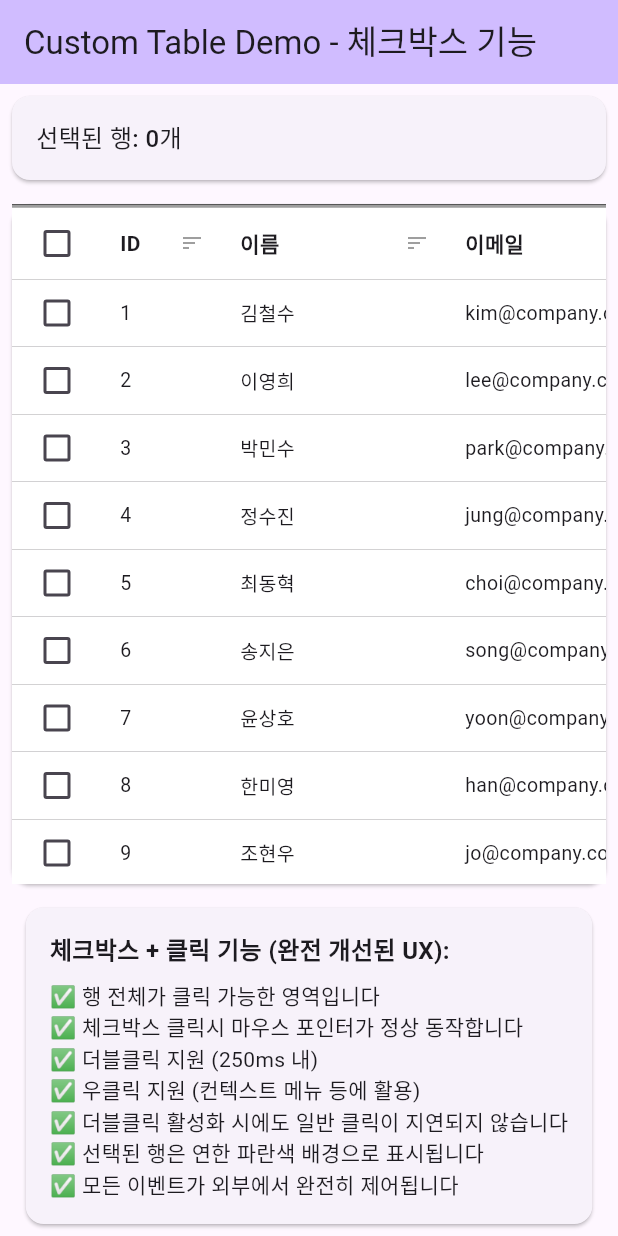
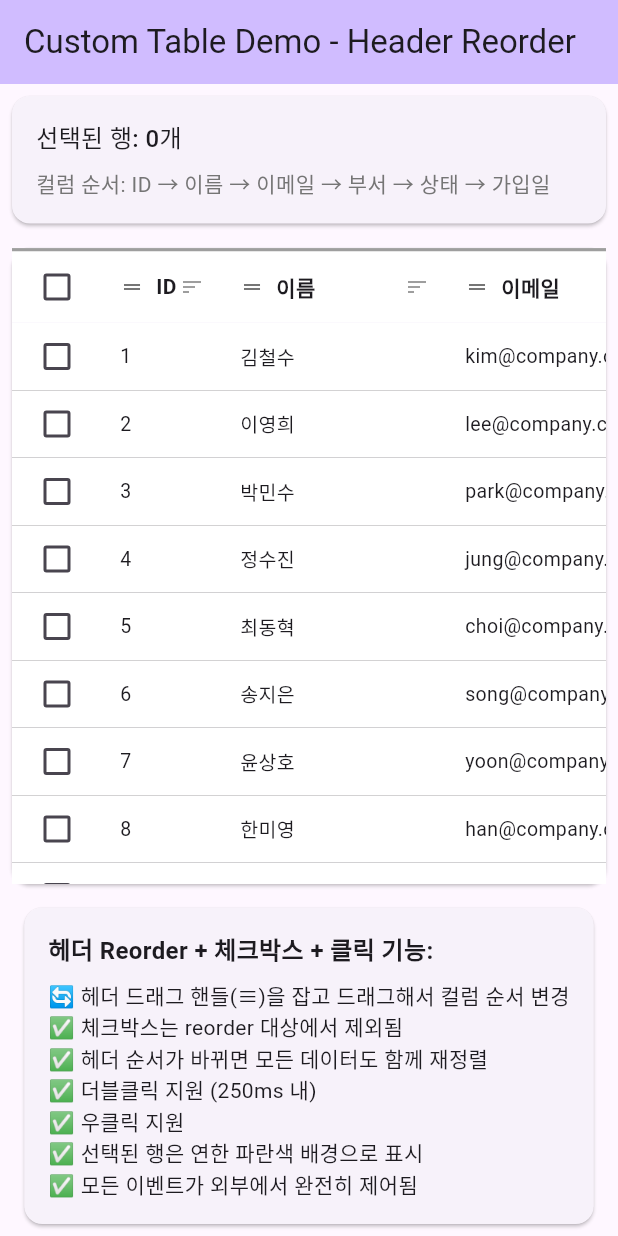
Before and after one commit to kihyun1998/flutter_basic_table, a Flutter app: the screen it shows after launch, on a phone screen of 412 x 824 dp. Run offline on Flutter 3.47's test engine with Material 3 defaults, Android fonts, the phone set to English and light mode, and no system bars.

Commit message:
update : reorder 기능 구현

```diff
--- a/example/lib/main.dart
+++ b/example/lib/main.dart
@@ -33,7 +33,7 @@ class _HomeScreenState extends State<HomeScreen> {
   Set<int> selectedRows = {};
 
   // 외부에서 컬럼 정의 - minWidth도 모두 직접 설정
-  List<BasicTableColumn> get tableColumns => [
+  List<BasicTableColumn> tableColumns = [
     const BasicTableColumn(name: 'ID', minWidth: 80.0),
     const BasicTableColumn(name: '이름', minWidth: 150.0),
     const BasicTableColumn(name: '이메일', minWidth: 250.0),
@@ -43,7 +43,7 @@ class _HomeScreenState extends State<HomeScreen> {
   ];
 
   // 외부에서 테이블 데이터 정의
-  List<List<String>> get tableData => [
+  List<List<String>> tableData = [
     ['1', '김철수', 'kim@company.com', '개발팀', '활성', '2023-01-15'],
     ['2', '이영희', 'lee@company.com', '디자인팀', '활성', '2023-02-20'],
     ['3', '박민수', 'park@company.com', '마케팅팀', '비활성', '2023-03-10'],
@@ -71,11 +71,14 @@ class _HomeScreenState extends State<HomeScreen> {
     ['25', '황수정', 'hwang@company.com', 'HR팀', '대기', '2024-12-15'],
   ];
 
-  // 외부에서 테이블 설정 정의 - 체크박스 기능 활성화
+  // 외부에서 테이블 설정 정의 - 체크박스 + 헤더 reorder 기능 활성화!
   BasicTableConfig get tableConfig => const BasicTableConfig(
         // 체크박스 기능 활성화!
         showCheckboxColumn: true,
         checkboxColumnWidth: 60.0,
+
+        // 헤더 reorder 기능 활성화! 🆕
+        enableHeaderReorder: true,
 
         // 스크롤바 설정 커스터마이징
         scrollbarHoverOnly: true,
@@ -101,7 +104,6 @@ class _HomeScreenState extends State<HomeScreen> {
       }
     });
 
-    // 선택 상태 변경 로그
     debugPrint(
         'Row $index ${selected ? 'selected' : 'deselected'}. Total selected: ${selectedRows.length}');
   }
@@ -110,16 +112,13 @@ class _HomeScreenState extends State<HomeScreen> {
   void onSelectAllChanged(bool selectAll) {
     setState(() {
       if (selectAll) {
-        // 전체 선택: 모든 행의 인덱스를 추가
         selectedRows =
             Set.from(List.generate(tableData.length, (index) => index));
       } else {
-        // 전체 해제: 모든 선택 제거
         selectedRows.clear();
       }
     });
 
-    // 전체 선택 상태 변경 로그
     debugPrint(
         '${selectAll ? 'Select all' : 'Deselect all'}. Total selected: ${selectedRows.length}');
   }
@@ -165,21 +164,52 @@ class _HomeScreenState extends State<HomeScreen> {
     );
   }
 
+  // 🆕 헤더 컬럼 순서 변경 콜백
+  void onColumnReorder(int oldIndex, int newIndex) {
+    setState(() {
+      // newIndex 보정
+      if (newIndex > oldIndex) {
+        newIndex -= 1;
+      }
+
+      // 컬럼 순서 변경
+      final BasicTableColumn movedColumn = tableColumns.removeAt(oldIndex);
+      tableColumns.insert(newIndex, movedColumn);
+
+      // 모든 행의 데이터도 같은 순서로 재정렬
+      for (final row in tableData) {
+        if (oldIndex < row.length && newIndex < row.length) {
+          final String movedCell = row.removeAt(oldIndex);
+          row.insert(newIndex, movedCell);
+        }
+      }
+    });
+
+    debugPrint('Column order changed: $oldIndex -> $newIndex');
+
+    // 현재 컬럼 순서 출력
+    final columnNames = tableColumns.map((col) => col.name).join(', ');
+    debugPrint('New column order: $columnNames');
+  }
+
   @override
   Widget build(BuildContext context) {
     return Scaffold(
       appBar: AppBar(
-        title: const Text('Custom Table Demo - 체크박스 기능'),
+        title: const Text('Custom Table Demo - Header Reorder'),
         backgroundColor: Theme.of(context).colorScheme.inversePrimary,
       ),
       body: Column(
         children: [
-          // 선택 상태 표시 카드
+          // 선택 상태 + 컬럼 순서 표시 카드
           Card(
             margin: const EdgeInsets.all(8.0),
             child: Padding(
               padding: const EdgeInsets.all(16.0),
-              child: Row(
+              child: Column(
+                crossAxisAlignment: CrossAxisAlignment.start,
+                children: [
+                  Row(
                     mainAxisAlignment: MainAxisAlignment.spaceBetween,
                     children: [
                       Text(
@@ -190,7 +220,6 @@ class _HomeScreenState extends State<HomeScreen> {
                       if (selectedRows.isNotEmpty)
                         ElevatedButton(
                           onPressed: () {
-                        // 선택된 행들에 대한 작업 예시
                             showDialog(
                               context: context,
                               builder: (context) => AlertDialog(
@@ -210,6 +239,16 @@ class _HomeScreenState extends State<HomeScreen> {
                         ),
                     ],
                   ),
+                  const SizedBox(height: 8),
+                  Text(
+                    '컬럼 순서: ${tableColumns.map((col) => col.name).join(' → ')}',
+                    style: TextStyle(
+                      fontSize: 14,
+                      color: Colors.grey[600],
+                    ),
+                  ),
+                ],
+              ),
             ),
           ),
 
@@ -220,16 +259,15 @@ class _HomeScreenState extends State<HomeScreen> {
               child: BasicTable(
                 columns: tableColumns, // 외부에서 정의된 컬럼
                 data: tableData, // 외부에서 정의된 데이터
-                config: tableConfig, // 외부에서 정의된 설정 (체크박스 포함)
+                config: tableConfig, // 외부에서 정의된 설정 (체크박스 + reorder 포함)
                 selectedRows: selectedRows, // 외부에서 관리되는 선택 상태
-                onRowSelectionChanged:
-                    onRowSelectionChanged, // 외부에서 정의된 개별 선택 콜백
-                onSelectAllChanged: onSelectAllChanged, // 외부에서 정의된 전체 선택 콜백
-                onRowTap: onRowTap, // 외부에서 정의된 행 클릭 콜백
-                onRowDoubleTap: onRowDoubleTap, // 외부에서 정의된 행 더블클릭 콜백
-                onRowSecondaryTap: onRowSecondaryTap, // 외부에서 정의된 행 우클릭 콜백
-                doubleClickTime:
-                    const Duration(milliseconds: 250), // 커스텀 더블클릭 시간
+                onRowSelectionChanged: onRowSelectionChanged,
+                onSelectAllChanged: onSelectAllChanged,
+                onRowTap: onRowTap,
+                onRowDoubleTap: onRowDoubleTap,
+                onRowSecondaryTap: onRowSecondaryTap,
+                doubleClickTime: const Duration(milliseconds: 250),
+                onColumnReorder: onColumnReorder, // 🆕 헤더 reorder 콜백
               ),
             ),
           ),
@@ -243,17 +281,17 @@ class _HomeScreenState extends State<HomeScreen> {
                 crossAxisAlignment: CrossAxisAlignment.start,
                 children: [
                   Text(
-                    '체크박스 + 클릭 기능 (완전 개선된 UX):',
+                    '헤더 Reorder + 체크박스 + 클릭 기능:',
                     style: TextStyle(fontWeight: FontWeight.bold, fontSize: 16),
                   ),
                   SizedBox(height: 8),
-                  Text('✅ 행 전체가 클릭 가능한 영역입니다'),
-                  Text('✅ 체크박스 클릭시 마우스 포인터가 정상 동작합니다'),
+                  Text('🔄 헤더 드래그 핸들(≡)을 잡고 드래그해서 컬럼 순서 변경'),
+                  Text('✅ 체크박스는 reorder 대상에서 제외됨'),
+                  Text('✅ 헤더 순서가 바뀌면 모든 데이터도 함께 재정렬'),
                   Text('✅ 더블클릭 지원 (250ms 내)'),
-                  Text('✅ 우클릭 지원 (컨텍스트 메뉴 등에 활용)'),
-                  Text('✅ 더블클릭 활성화 시에도 일반 클릭이 지연되지 않습니다'),
-                  Text('✅ 선택된 행은 연한 파란색 배경으로 표시됩니다'),
-                  Text('✅ 모든 이벤트가 외부에서 완전히 제어됩니다'),
+                  Text('✅ 우클릭 지원'),
+                  Text('✅ 선택된 행은 연한 파란색 배경으로 표시'),
+                  Text('✅ 모든 이벤트가 외부에서 완전히 제어됨'),
                 ],
               ),
             ),
--- a/lib/src/flutter_basic_table.dart
+++ b/lib/src/flutter_basic_table.dart
@@ -27,6 +27,9 @@ class BasicTable extends StatefulWidget {
   final void Function(int index)? onRowSecondaryTap;
   final Duration doubleClickTime;
 
+  // 헤더 reorder 콜백
+  final void Function(int oldIndex, int newIndex)? onColumnReorder;
+
   const BasicTable({
     super.key,
     required this.columns,
@@ -39,6 +42,7 @@ class BasicTable extends StatefulWidget {
     this.onRowDoubleTap,
     this.onRowSecondaryTap,
     this.doubleClickTime = const Duration(milliseconds: 300),
+    this.onColumnReorder,
   })  : assert(columns.length > 0, 'columns cannot be empty'),
         assert(data.length > 0, 'data cannot be empty');
 
@@ -48,6 +52,7 @@ class BasicTable extends StatefulWidget {
 
 class _BasicTableState extends State<BasicTable> {
   late List<BasicTableRow> _rows;
+  late List<BasicTableColumn> _reorderedColumns; // reorder된 컬럼 순서 관리
 
   // 호버 상태 관리
   bool _isHovered = false;
@@ -55,17 +60,45 @@ class _BasicTableState extends State<BasicTable> {
   @override
   void initState() {
     super.initState();
+    _reorderedColumns = List.from(widget.columns); // 초기 컬럼 순서
     _initializeTableData();
   }
 
   void _initializeTableData() {
-    // 행 데이터 초기화 - 외부에서 전달받은 데이터만 사용
+    // 행 데이터 초기화 - 외부에서 전달받은 데이터와 현재 컬럼 순서에 맞춰 재정렬
     _rows = widget.data.asMap().entries.map((entry) {
       return BasicTableRow(
         index: entry.key,
-        cells: entry.value,
+        cells: List.from(entry.value), // 원본 데이터 복사
       );
     }).toList();
+  }
+
+  /// 컬럼 순서가 바뀔 때 호출되는 함수
+  void _handleColumnReorder(int oldIndex, int newIndex) {
+    setState(() {
+      // newIndex 보정 (Flutter ReorderableListView 특성)
+      if (newIndex > oldIndex) {
+        newIndex -= 1;
+      }
+
+      // 컬럼 순서 변경
+      final BasicTableColumn movedColumn = _reorderedColumns.removeAt(oldIndex);
+      _reorderedColumns.insert(newIndex, movedColumn);
+
+      // 모든 행의 데이터도 같은 순서로 재정렬
+      for (final row in _rows) {
+        if (oldIndex < row.cells.length && newIndex < row.cells.length) {
+          final String movedCell = row.cells.removeAt(oldIndex);
+          row.cells.insert(newIndex, movedCell);
+        }
+      }
+    });
+
+    // 외부 콜백 호출
+    widget.onColumnReorder?.call(oldIndex, newIndex);
+
+    debugPrint('Column reordered: $oldIndex -> $newIndex');
   }
 
   /// 헤더 체크박스의 상태를 계산합니다
@@ -111,7 +144,7 @@ class _BasicTableState extends State<BasicTable> {
 
         // 테이블의 최소 너비 계산 (체크박스 컬럼 포함)
         final double minTableWidth = checkboxWidth +
-            widget.columns.fold(0.0, (sum, col) => sum + col.minWidth);
+            _reorderedColumns.fold(0.0, (sum, col) => sum + col.minWidth);
 
         // 실제 콘텐츠 너비: 최소 너비와 사용 가능한 너비 중 큰 값
         final double contentWidth = max(minTableWidth, availableWidth);
@@ -157,7 +190,7 @@ class _BasicTableState extends State<BasicTable> {
                           children: [
                             // 테이블 헤더
                             BasicTableHeader(
-                              columns: widget.columns,
+                              columns: _reorderedColumns, // reordered 컬럼 사용
                               totalWidth: contentWidth,
                               availableWidth: availableWidth,
                               config: widget.config,
@@ -165,13 +198,14 @@ class _BasicTableState extends State<BasicTable> {
                               headerCheckboxState: _getHeaderCheckboxState(),
                               onHeaderCheckboxChanged:
                                   _handleHeaderCheckboxChanged,
+                              onColumnReorder: _handleColumnReorder,
                             ),
 
                             // 테이블 데이터
                             Expanded(
                               child: BasicTableData(
                                 rows: _rows,
-                                columns: widget.columns,
+                                columns: _reorderedColumns, // reordered 컬럼 사용
                                 availableWidth: availableWidth,
                                 config: widget.config,
                                 verticalController: verticalScrollController,
@@ -316,6 +350,7 @@ class _BasicTableState extends State<BasicTable> {
     if (oldWidget.columns != widget.columns ||
         oldWidget.data != widget.data ||
         oldWidget.config != widget.config) {
+      _reorderedColumns = List.from(widget.columns); // 컬럼이 변경되면 순서 리셋
       _initializeTableData();
     }
   }
--- a/lib/src/models/flutter_basic_table_config.dart
+++ b/lib/src/models/flutter_basic_table_config.dart
@@ -5,6 +5,7 @@ class BasicTableConfig {
   final bool showHorizontalScrollbar;
   final bool showVerticalScrollbar;
   final bool enableHeaderSorting;
+  final bool enableHeaderReorder;
 
   // 스크롤바 관련 옵션들
   final bool scrollbarHoverOnly;
@@ -22,6 +23,7 @@ class BasicTableConfig {
     this.showHorizontalScrollbar = true,
     this.showVerticalScrollbar = true,
     this.enableHeaderSorting = false,
+    this.enableHeaderReorder = false, // 기본값 false
     this.scrollbarHoverOnly = true,
     this.scrollbarOpacity = 0.8,
     this.scrollbarAnimationDuration = const Duration(milliseconds: 200),
@@ -36,6 +38,7 @@ class BasicTableConfig {
     bool? showHorizontalScrollbar,
     bool? showVerticalScrollbar,
     bool? enableHeaderSorting,
+    bool? enableHeaderReorder,
     bool? scrollbarHoverOnly,
     double? scrollbarOpacity,
     Duration? scrollbarAnimationDuration,
@@ -51,6 +54,7 @@ class BasicTableConfig {
       showVerticalScrollbar:
           showVerticalScrollbar ?? this.showVerticalScrollbar,
       enableHeaderSorting: enableHeaderSorting ?? this.enableHeaderSorting,
+      enableHeaderReorder: enableHeaderReorder ?? this.enableHeaderReorder,
       scrollbarHoverOnly: scrollbarHoverOnly ?? this.scrollbarHoverOnly,
       scrollbarOpacity: scrollbarOpacity ?? this.scrollbarOpacity,
       scrollbarAnimationDuration:
--- a/lib/src/widgets/flutter_basic_table_header_widget.dart
+++ b/lib/src/widgets/flutter_basic_table_header_widget.dart
@@ -11,6 +11,7 @@ class BasicTableHeader extends StatelessWidget {
   final double checkboxWidth;
   final bool? headerCheckboxState;
   final VoidCallback? onHeaderCheckboxChanged;
+  final void Function(int oldIndex, int newIndex)? onColumnReorder;
 
   const BasicTableHeader({
     super.key,
@@ -21,6 +22,7 @@ class BasicTableHeader extends StatelessWidget {
     required this.checkboxWidth,
     this.headerCheckboxState,
     this.onHeaderCheckboxChanged,
+    this.onColumnReorder,
   });
 
   /// 각 컬럼의 실제 렌더링 너비를 계산합니다.
@@ -56,7 +58,7 @@ class BasicTableHeader extends StatelessWidget {
       ),
       child: Row(
         children: [
-          // 체크박스 컬럼
+          // 체크박스 컬럼 (reorder 대상에서 제외)
           if (config.showCheckboxColumn)
             _CheckboxHeaderCell(
               width: checkboxWidth,
@@ -65,8 +67,82 @@ class BasicTableHeader extends StatelessWidget {
               onChanged: onHeaderCheckboxChanged,
             ),
 
-          // 일반 컬럼들
-          ...List.generate(columns.length, (index) {
+          // Reorderable 헤더 컬럼들
+          Expanded(
+            child: config.enableHeaderReorder && onColumnReorder != null
+                ? _ReorderableHeaderRow(
+                    columns: columns,
+                    columnWidths: columnWidths,
+                    config: config,
+                    onReorder: onColumnReorder!,
+                  )
+                : _StaticHeaderRow(
+                    columns: columns,
+                    columnWidths: columnWidths,
+                    config: config,
+                  ),
+          ),
+        ],
+      ),
+    );
+  }
+}
+
+/// Reorderable 헤더 행 위젯
+class _ReorderableHeaderRow extends StatelessWidget {
+  final List<BasicTableColumn> columns;
+  final List<double> columnWidths;
+  final BasicTableConfig config;
+  final void Function(int oldIndex, int newIndex) onReorder;
+
+  const _ReorderableHeaderRow({
+    required this.columns,
+    required this.columnWidths,
+    required this.config,
+    required this.onReorder,
+  });
+
+  @override
+  Widget build(BuildContext context) {
+    return ReorderableListView(
+      scrollDirection: Axis.horizontal,
+      buildDefaultDragHandles: false, // 기본 드래그 핸들 비활성화
+      onReorder: onReorder,
+      children: List.generate(columns.length, (index) {
+        final column = columns[index];
+        final width = columnWidths[index];
+
+        return ReorderableDragStartListener(
+          key: ValueKey('header_$index'), // 각 아이템에 고유 key 필요
+          index: index,
+          child: _HeaderCell(
+            column: column,
+            width: width,
+            config: config,
+            showDragHandle: true, // 드래그 핸들 표시
+          ),
+        );
+      }),
+    );
+  }
+}
+
+/// 정적 헤더 행 위젯 (reorder 비활성화)
+class _StaticHeaderRow extends StatelessWidget {
+  final List<BasicTableColumn> columns;
+  final List<double> columnWidths;
+  final BasicTableConfig config;
+
+  const _StaticHeaderRow({
+    required this.columns,
+    required this.columnWidths,
+    required this.config,
+  });
+
+  @override
+  Widget build(BuildContext context) {
+    return Row(
+      children: List.generate(columns.length, (index) {
         final column = columns[index];
         final width = columnWidths[index];
 
@@ -74,10 +150,9 @@ class BasicTableHeader extends StatelessWidget {
           column: column,
           width: width,
           config: config,
+          showDragHandle: false, // 드래그 핸들 숨김
         );
       }),
-        ],
-      ),
     );
   }
 }
@@ -129,11 +204,13 @@ class _HeaderCell extends StatelessWidget {
   final BasicTableColumn column;
   final double width;
   final BasicTableConfig config;
+  final bool showDragHandle;
 
   const _HeaderCell({
     required this.column,
     required this.width,
     required this.config,
+    this.showDragHandle = false,
   });
 
   @override
@@ -156,6 +233,18 @@ class _HeaderCell extends StatelessWidget {
                 const EdgeInsets.symmetric(horizontal: 12.0, vertical: 8.0),
             child: Row(
               children: [
+                // 드래그 핸들 (reorder 활성화시에만 표시)
+                if (showDragHandle)
+                  Container(
+                    margin: const EdgeInsets.only(right: 8.0),
+                    child: Icon(
+                      Icons.drag_handle,
+                      size: 16,
+                      color: Colors.grey[600],
+                    ),
+                  ),
+
+                // 컬럼 이름
                 Expanded(
                   child: Text(
                     column.name,
@@ -166,6 +255,8 @@ class _HeaderCell extends StatelessWidget {
                     overflow: TextOverflow.ellipsis,
                   ),
                 ),
+
+                // 정렬 아이콘 (정렬 활성화시에만 표시)
                 if (config.enableHeaderSorting)
                   const Icon(
                     Icons.sort,
```
Lines whose indentation alone changed are shown as unchanged.
